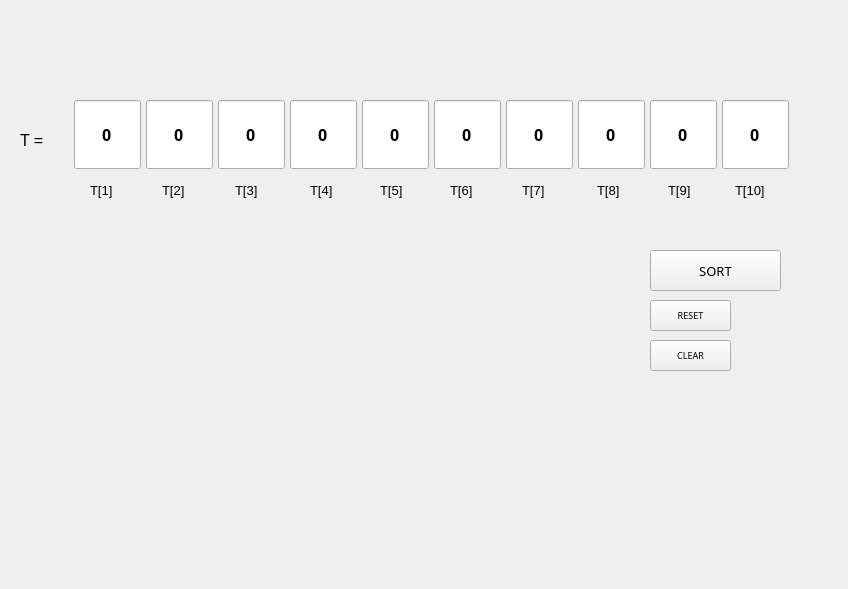
WissemHajbi/sorting-teacher, file UI/gui.ui: the form before one commit.
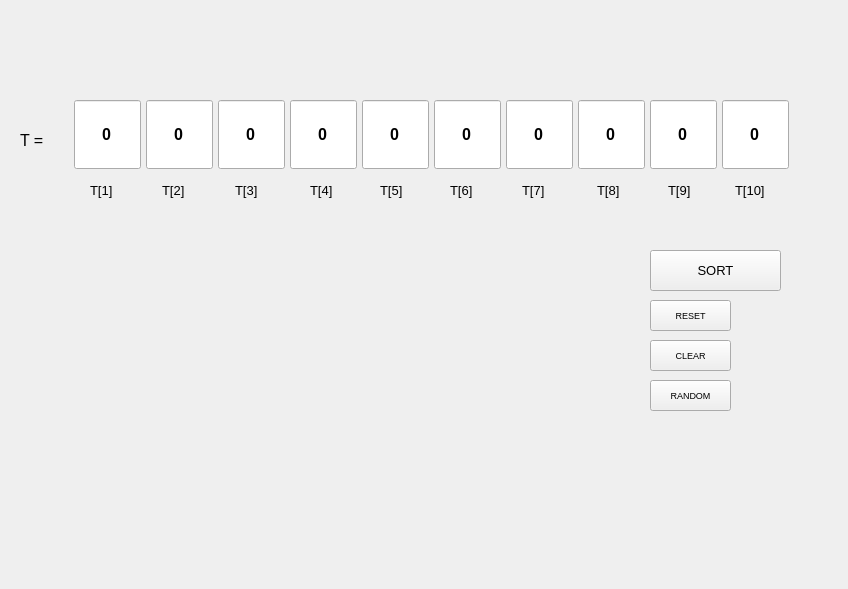
The form after the commit.

Commit message: feat: a random button that randomise the array

Patch:
```diff
--- a/UI/gui.ui
+++ b/UI/gui.ui
@@ -226,7 +226,6 @@
     </property>
     <property name="font">
      <font>
-      <family>Dubai Medium</family>
       <pointsize>10</pointsize>
       <italic>false</italic>
      </font>
@@ -246,9 +245,7 @@
     </property>
     <property name="font">
      <font>
-      <family>Segoe UI Variable Display Semib</family>
       <pointsize>12</pointsize>
-      <weight>75</weight>
       <bold>true</bold>
      </font>
     </property>
@@ -270,9 +267,7 @@
     </property>
     <property name="font">
      <font>
-      <family>Segoe UI Variable Small Semibol</family>
       <pointsize>12</pointsize>
-      <weight>75</weight>
       <bold>true</bold>
      </font>
     </property>
@@ -294,9 +289,7 @@
     </property>
     <property name="font">
      <font>
-      <family>Segoe UI Variable Display Semib</family>
       <pointsize>12</pointsize>
-      <weight>75</weight>
       <bold>true</bold>
      </font>
     </property>
@@ -318,9 +311,7 @@
     </property>
     <property name="font">
      <font>
-      <family>Segoe UI Variable Display Semib</family>
       <pointsize>12</pointsize>
-      <weight>75</weight>
       <bold>true</bold>
      </font>
     </property>
@@ -342,9 +333,7 @@
     </property>
     <property name="font">
      <font>
-      <family>Segoe UI Variable Display Semib</family>
       <pointsize>12</pointsize>
-      <weight>75</weight>
       <bold>true</bold>
      </font>
     </property>
@@ -366,9 +355,7 @@
     </property>
     <property name="font">
      <font>
-      <family>Segoe UI Variable Display Semib</family>
       <pointsize>12</pointsize>
-      <weight>75</weight>
       <bold>true</bold>
      </font>
     </property>
@@ -393,9 +380,7 @@
     </property>
     <property name="font">
      <font>
-      <family>Segoe UI Variable Display Semib</family>
       <pointsize>12</pointsize>
-      <weight>75</weight>
       <bold>true</bold>
      </font>
     </property>
@@ -417,9 +402,7 @@
     </property>
     <property name="font">
      <font>
-      <family>Segoe UI Variable Display Semib</family>
       <pointsize>12</pointsize>
-      <weight>75</weight>
       <bold>true</bold>
      </font>
     </property>
@@ -441,9 +424,7 @@
     </property>
     <property name="font">
      <font>
-      <family>Segoe UI Variable Display Semib</family>
       <pointsize>12</pointsize>
-      <weight>75</weight>
       <bold>true</bold>
      </font>
     </property>
@@ -465,9 +446,7 @@
     </property>
     <property name="font">
      <font>
-      <family>Segoe UI Variable Display Semib</family>
       <pointsize>12</pointsize>
-      <weight>75</weight>
       <bold>true</bold>
      </font>
     </property>
@@ -489,7 +468,6 @@
     </property>
     <property name="font">
      <font>
-      <family>Dubai Medium</family>
       <pointsize>7</pointsize>
       <italic>false</italic>
      </font>
@@ -509,7 +487,6 @@
     </property>
     <property name="font">
      <font>
-      <family>Dubai Medium</family>
       <pointsize>7</pointsize>
       <italic>false</italic>
      </font>
@@ -518,6 +495,25 @@
      <string>RESET</string>
     </property>
    </widget>
+   <widget class="QPushButton" name="pushButton_RANDOM">
+    <property name="geometry">
+     <rect>
+      <x>650</x>
+      <y>380</y>
+      <width>81</width>
+      <height>31</height>
+     </rect>
+    </property>
+    <property name="font">
+     <font>
+      <pointsize>7</pointsize>
+      <italic>false</italic>
+     </font>
+    </property>
+    <property name="text">
+     <string>RANDOM</string>
+    </property>
+   </widget>
   </widget>
  </widget>
  <resources/>
```
The commit also changes 4 other files.
